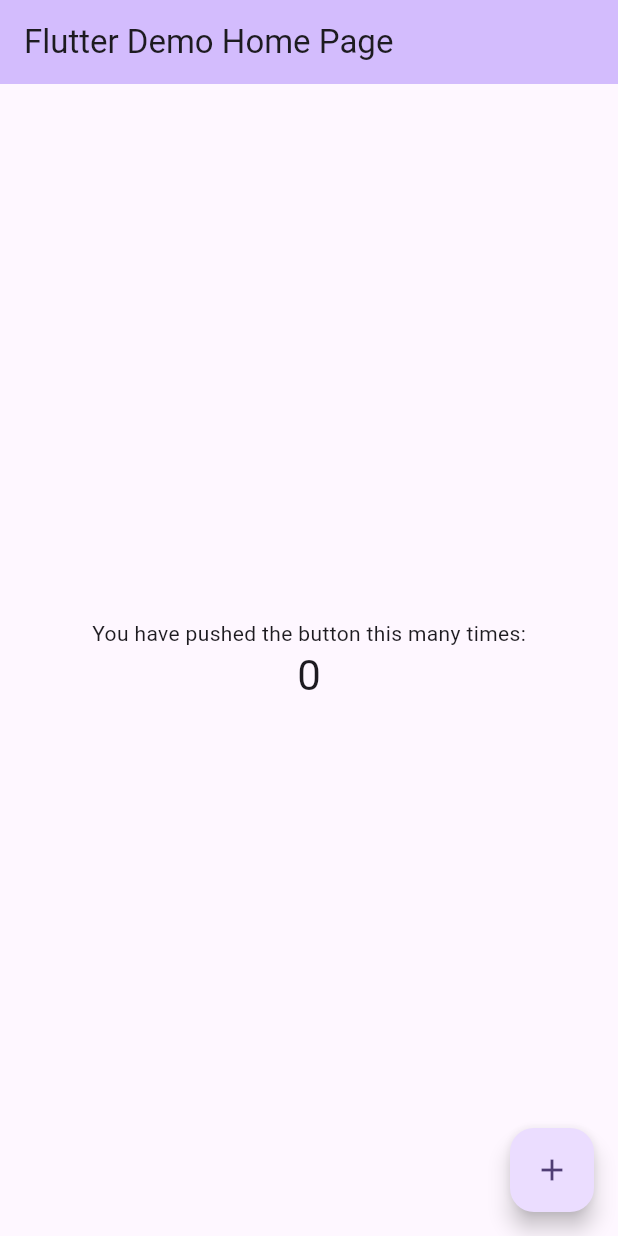
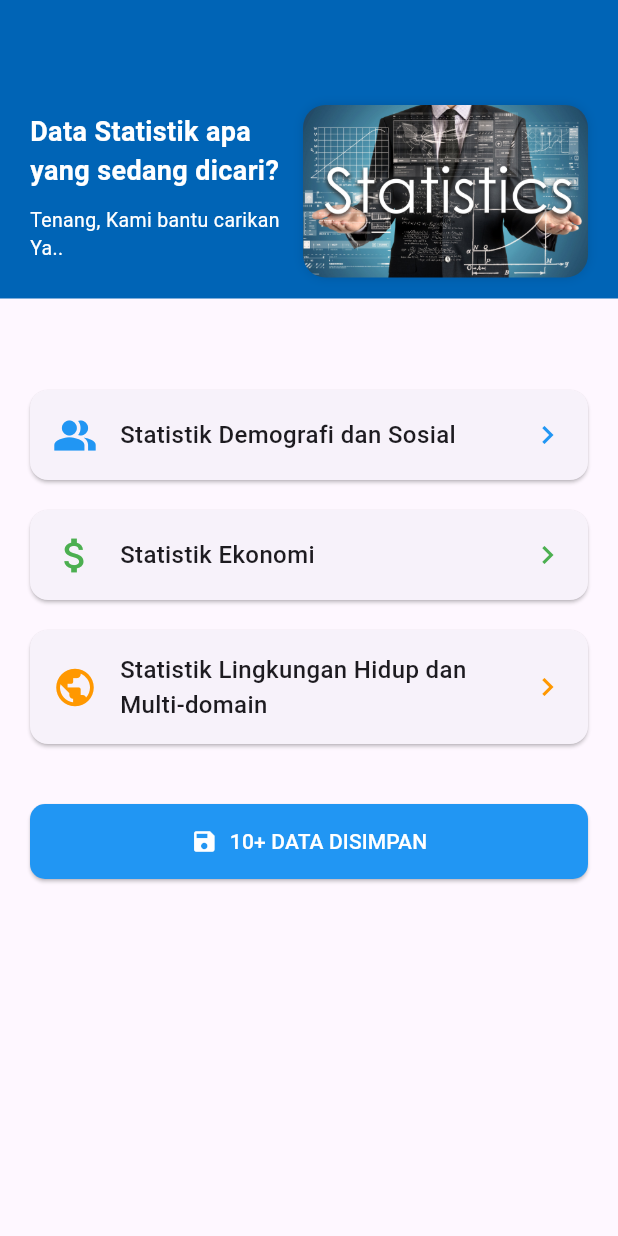
Before and after one commit to muhshi/sadadem, a Flutter app: the screen it shows after launch, on a phone screen of 412 x 824 dp. Run offline on Flutter 3.47's test engine with Material 3 defaults, Android fonts, the phone set to English and light mode, and no system bars.

Commit message:
sadadem
add main
add homepage
add demografi
add assets
add plugin

```diff
--- /dev/null
+++ b/lib/homepage.dart
@@ -0,0 +1,177 @@
+import 'package:flutter/material.dart';
+import 'demografi.dart';
+// import 'ekonomi.dart';
+// import 'lingkungan.dart';
+
+class HomePage extends StatelessWidget {
+  const HomePage({super.key});
+
+  @override
+  Widget build(BuildContext context) {
+    return Scaffold(
+      appBar: AppBar(
+        toolbarHeight: 200, // Tinggi AppBar disesuaikan
+        flexibleSpace: Container(
+          margin: const EdgeInsets.only(bottom: 1), // Margin bawah
+          decoration: BoxDecoration(
+            color: const Color.fromARGB(255, 0, 100, 182),
+          ),
+          child: Stack(
+            children: [
+              const Positioned(
+                right: 20,  // Posisi dari tepi kanan
+                top: 70,    // Posisi dari atas
+                child: DecoratedBox(
+                  decoration: BoxDecoration(
+                    borderRadius: BorderRadius.all(Radius.circular(15)),
+                    boxShadow: [
+                      BoxShadow(
+                        color: Colors.black12,
+                        blurRadius: 5,
+                      ),
+                    ],
+                  ),
+                  child: ClipRRect(
+                    borderRadius: BorderRadius.all(Radius.circular(15)),
+                    child: Image(
+                      image: AssetImage('assets/img/stta.jpg'),
+                      width: 190,
+                      height: 115,
+                      fit: BoxFit.cover,
+                    ),
+                  ),
+                ),
+              ),
+              const Positioned(
+                left: 20,
+                top: 75, // Posisi disesuaikan
+                child: Column(
+                  crossAxisAlignment: CrossAxisAlignment.start,
+                  children: [
+                    Text(
+                      "Data Statistik apa\nyang sedang dicari?",
+                      style: TextStyle(
+                        fontSize: 18,
+                        fontWeight: FontWeight.bold,
+                        color: Colors.white,
+                      ),
+                    ),
+                    SizedBox(height: 10),
+                    Text(
+                      "Tenang, Kami bantu carikan\nYa..",
+                      style: TextStyle(
+                        fontSize: 13,
+                        color: Colors.white,
+                      ),
+                    ),
+                  ],
+                ),
+              ),
+            ],
+          ),
+        ),
+        centerTitle: true,
+        backgroundColor: Colors.transparent, // Warna background transparan
+        elevation: 0, // Hilangkan shadow
+      ),
+      body: SingleChildScrollView(
+        child: Padding(
+          padding: const EdgeInsets.all(20.0),
+          child: Column(
+            crossAxisAlignment: CrossAxisAlignment.start,
+            children: [
+              const SizedBox(height: 30),
+              _buildStatisticCategory(
+                icon: Icons.people_alt,
+                title: "Statistik Demografi dan Sosial",
+                color: Colors.blue,
+                onTap: () {
+                  // Navigasi ke halaman Demografi
+                  Navigator.push(
+                    context,
+                    MaterialPageRoute(builder: (context) => const Demografi()),
+                  );
+                },
+              ),
+              _buildStatisticCategory(
+                icon: Icons.attach_money,
+                title: "Statistik Ekonomi",
+                color: Colors.green,
+                onTap: () {
+                  // Navigator.push(
+                  //   context,
+                  //   MaterialPageRoute(builder: (context) => const Ekonomi()),
+                  // );
+                },
+              ),
+              _buildStatisticCategory(
+                icon: Icons.public,
+                title: "Statistik Lingkungan Hidup dan Multi-domain",
+                color: Colors.orange,
+                onTap: () {
+                //   Navigator.push(
+                //     context,
+                //     MaterialPageRoute(builder: (context) => const Lingkungan()),
+                //   );
+                },
+              ),
+              const SizedBox(height: 30),
+              SizedBox(
+                width: double.infinity,
+                child: ElevatedButton.icon(
+                  icon: const Icon(Icons.save, color: Colors.white),
+                  label: const Text(
+                    "10+ DATA DISIMPAN",
+                    style: TextStyle(color: Colors.white),
+                  ),
+                  style: ElevatedButton.styleFrom(
+                    backgroundColor: Colors.blue,
+                    padding: const EdgeInsets.symmetric(vertical: 15),
+                    shape: RoundedRectangleBorder(
+                      borderRadius: BorderRadius.circular(10),
+                    ),
+                  ),
+                  onPressed: () {},
+                ),
+              ),
+            ],
+          ),
+        ),
+      ),
+    );
+  }
+
+  Widget _buildStatisticCategory({
+    required IconData icon,
+    required String title,
+    required Color color,
+    VoidCallback? onTap, // Tambahkan parameter onTap
+  }) {
+    return Card(
+      margin: const EdgeInsets.symmetric(vertical: 10),
+      child: InkWell(
+        onTap: onTap, // Gunakan parameter onTap
+        borderRadius: BorderRadius.circular(10),
+        child: Padding(
+          padding: const EdgeInsets.all(15.0),
+          child: Row(
+            children: [
+              Icon(icon, color: color, size: 30),
+              const SizedBox(width: 15),
+              Expanded(
+                child: Text(
+                  title,
+                  style: const TextStyle(
+                    fontSize: 16,
+                    fontWeight: FontWeight.w500,
+                  ),
+                ),
+              ),
+              Icon(Icons.chevron_right, color: color),
+            ],
+          ),
+        ),
+      ),
+    );
+  }
+}
--- a/lib/main.dart
+++ b/lib/main.dart
@@ -1,125 +1,21 @@
 import 'package:flutter/material.dart';
+import 'homepage.dart';
 
 void main() {
-  runApp(const MyApp());
+  runApp(MyApp());
 }
 
 class MyApp extends StatelessWidget {
-  const MyApp({super.key});
-
   // This widget is the root of your application.
   @override
   Widget build(BuildContext context) {
     return MaterialApp(
-      title: 'Flutter Demo',
+      debugShowCheckedModeBanner: false,
+      title: 'SADADEM',
       theme: ThemeData(
-        // This is the theme of your application.
-        //
-        // TRY THIS: Try running your application with "flutter run". You'll see
-        // the application has a purple toolbar. Then, without quitting the app,
-        // try changing the seedColor in the colorScheme below to Colors.green
-        // and then invoke "hot reload" (save your changes or press the "hot
-        // reload" button in a Flutter-supported IDE, or press "r" if you used
-        // the command line to start the app).
-        //
-        // Notice that the counter didn't reset back to zero; the application
-        // state is not lost during the reload. To reset the state, use hot
-        // restart instead.
-        //
-        // This works for code too, not just values: Most code changes can be
-        // tested with just a hot reload.
-        colorScheme: ColorScheme.fromSeed(seedColor: Colors.deepPurple),
-        useMaterial3: true,
+        primarySwatch: Colors.blue,
       ),
-      home: const MyHomePage(title: 'Flutter Demo Home Page'),
+      home: HomePage(),
     );
   }
 }
-
-class MyHomePage extends StatefulWidget {
-  const MyHomePage({super.key, required this.title});
-
-  // This widget is the home page of your application. It is stateful, meaning
-  // that it has a State object (defined below) that contains fields that affect
-  // how it looks.
-
-  // This class is the configuration for the state. It holds the values (in this
-  // case the title) provided by the parent (in this case the App widget) and
-  // used by the build method of the State. Fields in a Widget subclass are
-  // always marked "final".
-
-  final String title;
-
-  @override
-  State<MyHomePage> createState() => _MyHomePageState();
-}
-
-class _MyHomePageState extends State<MyHomePage> {
-  int _counter = 0;
-
-  void _incrementCounter() {
-    setState(() {
-      // This call to setState tells the Flutter framework that something has
-      // changed in this State, which causes it to rerun the build method below
-      // so that the display can reflect the updated values. If we changed
-      // _counter without calling setState(), then the build method would not be
-      // called again, and so nothing would appear to happen.
-      _counter++;
-    });
-  }
-
-  @override
-  Widget build(BuildContext context) {
-    // This method is rerun every time setState is called, for instance as done
-    // by the _incrementCounter method above.
-    //
-    // The Flutter framework has been optimized to make rerunning build methods
-    // fast, so that you can just rebuild anything that needs updating rather
-    // than having to individually change instances of widgets.
-    return Scaffold(
-      appBar: AppBar(
-        // TRY THIS: Try changing the color here to a specific color (to
-        // Colors.amber, perhaps?) and trigger a hot reload to see the AppBar
-        // change color while the other colors stay the same.
-        backgroundColor: Theme.of(context).colorScheme.inversePrimary,
-        // Here we take the value from the MyHomePage object that was created by
-        // the App.build method, and use it to set our appbar title.
-        title: Text(widget.title),
-      ),
-      body: Center(
-        // Center is a layout widget. It takes a single child and positions it
-        // in the middle of the parent.
-        child: Column(
-          // Column is also a layout widget. It takes a list of children and
-          // arranges them vertically. By default, it sizes itself to fit its
-          // children horizontally, and tries to be as tall as its parent.
-          //
-          // Column has various properties to control how it sizes itself and
-          // how it positions its children. Here we use mainAxisAlignment to
-          // center the children vertically; the main axis here is the vertical
-          // axis because Columns are vertical (the cross axis would be
-          // horizontal).
-          //
-          // TRY THIS: Invoke "debug painting" (choose the "Toggle Debug Paint"
-          // action in the IDE, or press "p" in the console), to see the
-          // wireframe for each widget.
-          mainAxisAlignment: MainAxisAlignment.center,
-          children: <Widget>[
-            const Text(
-              'You have pushed the button this many times:',
-            ),
-            Text(
-              '$_counter',
-              style: Theme.of(context).textTheme.headlineMedium,
-            ),
-          ],
-        ),
-      ),
-      floatingActionButton: FloatingActionButton(
-        onPressed: _incrementCounter,
-        tooltip: 'Increment',
-        child: const Icon(Icons.add),
-      ), // This trailing comma makes auto-formatting nicer for build methods.
-    );
-  }
-}
```
Also changed, not shown: lib/demografi.dart (added, +107 -0 lines), pubspec.yaml (+18 -15 lines), assets/fonts/nunito/NunitoSans-Bold.ttf (added), assets/fonts/nunito/NunitoSans-Regular.ttf (added), assets/img/stta.jpg (added), pubspec.lock, 6 other files.
